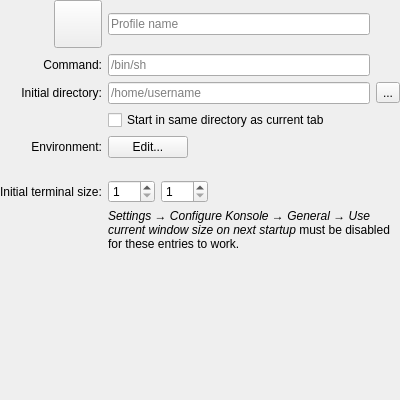
First picture: the form in src/EditProfileGeneralPage.ui, repository KDE/konsole, before the edit.
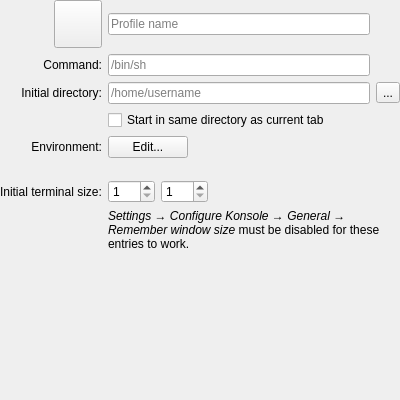
Second picture: the form after the edit. Custom widgets are drawn as their Qt base class.

Commit message: Configure Konsole dialog GUI redesign

```diff
--- a/src/EditProfileGeneralPage.ui
+++ b/src/EditProfileGeneralPage.ui
@@ -305,7 +305,7 @@
         </sizepolicy>
        </property>
        <property name="text">
-        <string comment="@info">&lt;html&gt;&lt;head/&gt;&lt;body&gt;&lt;p&gt;&lt;span style=&quot; font-style:italic;&quot;&gt;Settings → Configure Konsole → General → Use current window size on next startup&lt;/span&gt; must be disabled for these entries to work.&lt;/p&gt;&lt;/body&gt;&lt;/html&gt;</string>
+        <string comment="@info">&lt;html&gt;&lt;head/&gt;&lt;body&gt;&lt;p&gt;&lt;span style=&quot; font-style:italic;&quot;&gt;Settings → Configure Konsole → General → Remember window size&lt;/span&gt; must be disabled for these entries to work.&lt;/p&gt;&lt;/body&gt;&lt;/html&gt;</string>
        </property>
        <property name="textFormat">
         <enum>Qt::RichText</enum>
```
The commit also changes 15 other files.
